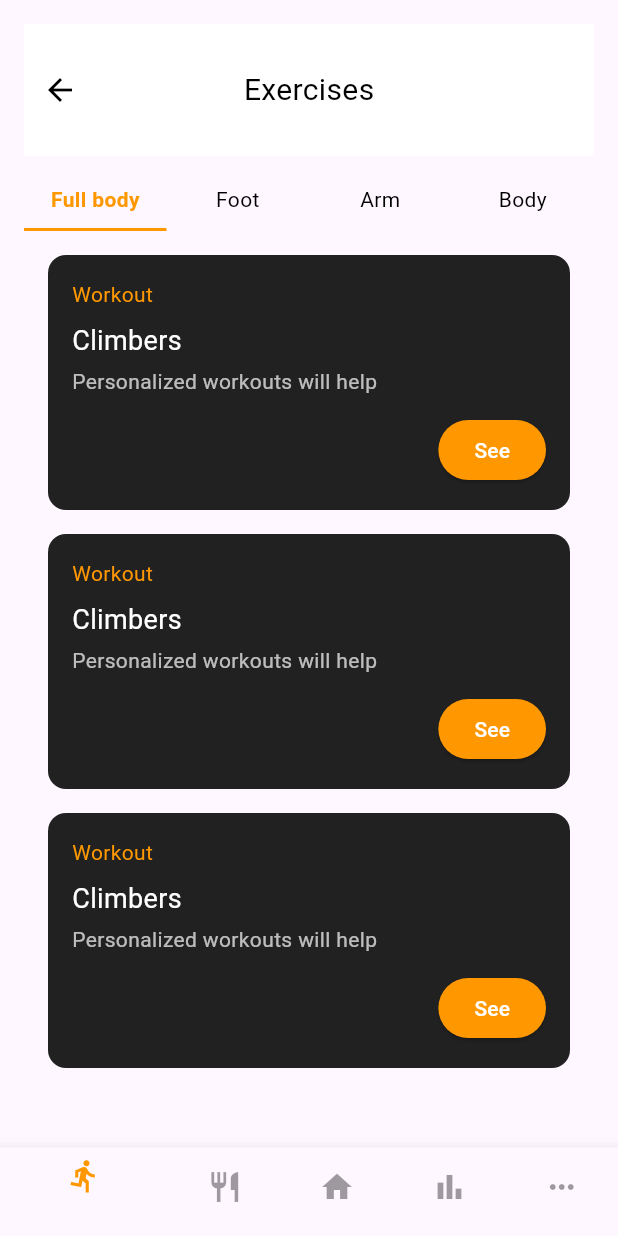
After one commit to hoangtung01022003/FE_FitnessApp, a Flutter app: the ExercisePage screen opened directly, on a phone screen of 412 x 824 dp. The commit adds this screen. Run offline on Flutter 3.47's test engine with Material 3 defaults, Android fonts, the phone set to English and light mode, and no system bars; our stand-ins replace dio, flutter_riverpod.

Commit message:
Tạo màn hình trang home và trang exercise

```diff
--- /dev/null
+++ b/lib/global/custom_bottom_nav_bar.dart
@@ -0,0 +1,29 @@
+import 'package:flutter/material.dart';
+
+class CustomBottomNavBar extends StatelessWidget {
+  final int currentIndex;
+  final ValueChanged<int> onTap;
+
+  const CustomBottomNavBar({
+    super.key,
+    required this.currentIndex,
+    required this.onTap,
+  });
+
+  @override
+  Widget build(BuildContext context) {
+    return BottomNavigationBar(
+      selectedItemColor: Colors.orange,
+      unselectedItemColor: Colors.black38,
+      currentIndex: currentIndex,
+      onTap: onTap,
+      items: const [
+        BottomNavigationBarItem(icon: Icon(Icons.directions_run), label: ''),
+        BottomNavigationBarItem(icon: Icon(Icons.restaurant), label: ''),
+        BottomNavigationBarItem(icon: Icon(Icons.home), label: ''),
+        BottomNavigationBarItem(icon: Icon(Icons.bar_chart), label: ''),
+        BottomNavigationBarItem(icon: Icon(Icons.more_horiz), label: ''),
+      ],
+    );
+  }
+}
--- a/lib/global/header_bar.dart
+++ b/lib/global/header_bar.dart
@@ -4,36 +4,42 @@ class HeaderBar extends StatelessWidget {
   final String title;
   final bool showBack;
   final VoidCallback? onBack;
+  final Color backgroundColor;
+  final Color textColor;
+  final Color iconColor;
 
   const HeaderBar({
     super.key,
     required this.title,
     this.showBack = false,
     this.onBack,
+    this.backgroundColor = Colors.orangeAccent,
+    this.textColor = Colors.white,
+    this.iconColor = Colors.white,
   });
 
   @override
   Widget build(BuildContext context) {
     return Container(
       width: double.infinity,
-      color: Colors.orangeAccent,
+      color: backgroundColor,
       padding: const EdgeInsets.symmetric(vertical: 20),
       child: Row(
         children: [
           if (showBack)
             IconButton(
-              icon: const Icon(Icons.arrow_back, color: Colors.white),
+              icon: Icon(Icons.arrow_back, color: iconColor),
               onPressed: onBack ?? () => Navigator.pop(context),
             ),
           Expanded(
             child: Center(
               child: Text(
                 title,
-                style: const TextStyle(color: Colors.white, fontSize: 20),
+                style: TextStyle(color: textColor, fontSize: 20),
               ),
             ),
           ),
-          if (showBack) const SizedBox(width: 48), // Placeholder to balance back button
+          if (showBack) const SizedBox(width: 48),
         ],
       ),
     );
--- /dev/null
+++ b/lib/viewModels/exercises_view_model.dart
@@ -0,0 +1,15 @@
+import 'package:flutter/material.dart';
+import 'package:flutter_riverpod/flutter_riverpod.dart';
+
+final exercisesViewModelProvider =
+    ChangeNotifierProvider((ref) => ExercisesViewModel());
+
+class ExercisesViewModel extends ChangeNotifier {
+  final List<String> categories = ['Full body', 'Foot', 'Arm', 'Body'];
+  String selectedCategory = 'Full body';
+
+  void selectCategory(String category) {
+    selectedCategory = category;
+    notifyListeners();
+  }
+}
--- /dev/null
+++ b/lib/views/auth/exercise_page.dart
@@ -0,0 +1,153 @@
+import 'package:finess_app/global/header_bar.dart';
+import 'package:flutter/material.dart';
+import 'package:flutter_riverpod/flutter_riverpod.dart';
+import 'package:finess_app/global/custom_bottom_nav_bar.dart';
+import 'package:finess_app/viewModels/exercises_view_model.dart';
+
+class ExercisePage extends ConsumerWidget {
+  const ExercisePage({super.key});
+
+  @override
+  Widget build(BuildContext context, WidgetRef ref) {
+    final viewModel = ref.watch(exercisesViewModelProvider);
+    final categories = viewModel.categories;
+
+    return Scaffold(
+      body: SafeArea(
+        child: Stack(
+          children: [
+            Padding(
+              padding: const EdgeInsets.all(16),
+              child: Column(
+                crossAxisAlignment: CrossAxisAlignment.start,
+                children: [
+                  const HeaderBar(
+                    title: 'Exercises',
+                    showBack: true,
+                    backgroundColor: Colors.white,
+                    textColor: Colors.black,
+                    iconColor: Colors.black,
+                  ),
+                  const SizedBox(height: 10),
+
+                  // Tabs with evenly divided space
+                  SizedBox(
+                    height: 40,
+                    child: LayoutBuilder(
+                      builder: (context, constraints) {
+                        final tabWidth =
+                            constraints.maxWidth / categories.length;
+                        return ListView.builder(
+                          scrollDirection: Axis.horizontal,
+                          itemCount: categories.length,
+                          itemBuilder: (context, index) {
+                            final category = categories[index];
+                            final isSelected =
+                                viewModel.selectedCategory == category;
+
+                            return GestureDetector(
+                              onTap: () => ref
+                                  .read(exercisesViewModelProvider.notifier)
+                                  .selectCategory(category),
+                              child: Container(
+                                width: tabWidth,
+                                decoration: BoxDecoration(
+                                  border: Border(
+                                    bottom: BorderSide(
+                                      width: 2,
+                                      color: isSelected
+                                          ? Colors.orange
+                                          : Colors.transparent,
+                                    ),
+                                  ),
+                                ),
+                                child: Center(
+                                  child: Text(
+                                    category,
+                                    style: TextStyle(
+                                      color: isSelected
+                                          ? Colors.orange
+                                          : Colors.black,
+                                      fontWeight: isSelected
+                                          ? FontWeight.bold
+                                          : FontWeight.normal,
+                                    ),
+                                  ),
+                                ),
+                              ),
+                            );
+                          },
+                        );
+                      },
+                    ),
+                  ),
+
+                  const SizedBox(height: 16),
+
+                  // Workout List
+                  Expanded(
+                    child: ListView.builder(
+                      padding: const EdgeInsets.symmetric(horizontal: 16),
+                      itemCount: 3,
+                      itemBuilder: (context, index) {
+                        return Container(
+                          margin: const EdgeInsets.only(bottom: 16),
+                          padding: const EdgeInsets.all(16),
+                          decoration: BoxDecoration(
+                            color: Colors.grey.shade900,
+                            borderRadius: BorderRadius.circular(12),
+                          ),
+                          child: Column(
+                            crossAxisAlignment: CrossAxisAlignment.start,
+                            children: [
+                              const Text('Workout',
+                                  style: TextStyle(color: Colors.orange)),
+                              const SizedBox(height: 8),
+                              const Text(
+                                'Climbers',
+                                style: TextStyle(
+                                    color: Colors.white, fontSize: 18),
+                              ),
+                              const SizedBox(height: 4),
+                              const Text(
+                                'Personalized workouts will help',
+                                style: TextStyle(color: Colors.white70),
+                              ),
+                              const SizedBox(height: 12),
+                              Align(
+                                alignment: Alignment.centerRight,
+                                child: ElevatedButton(
+                                  style: ElevatedButton.styleFrom(
+                                    backgroundColor: Colors.orange,
+                                    shape: RoundedRectangleBorder(
+                                      borderRadius: BorderRadius.circular(20),
+                                    ),
+                                  ),
+                                  onPressed: () {},
+                                  child: const Text(
+                                    'See',
+                                    style: TextStyle(color: Colors.white),
+                                  ),
+                                ),
+                              )
+                            ],
+                          ),
+                        );
+                      },
+                    ),
+                  ),
+                ],
+              ),
+            ),
+          ],
+        ),
+      ),
+      bottomNavigationBar: CustomBottomNavBar(
+        currentIndex: 0,
+        onTap: (index) {
+          // Handle navigation
+        },
+      ),
+    );
+  }
+}
--- a/lib/views/auth/index.dart
+++ b/lib/views/auth/index.dart
@@ -2,3 +2,6 @@
 export 'login/login_page.dart';
 export 'register/register_page.dart';
 export 'welcome/welcome.dart';
+export 'home_page.dart';
+export 'menu_page.dart';
+export 'exercise_page.dart';
```
Also changed, not shown: lib/viewModels/home_view_model.dart (+30 -50 lines), lib/viewModels/menu_view_model.dart (added, +56 -0 lines), lib/views/auth/home_page.dart (added, +99 -0 lines), lib/views/auth/menu_page.dart (+16 -4 lines).
